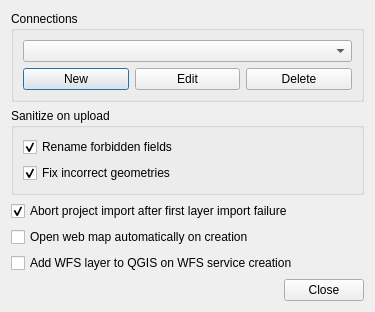
Old version of the form src/settings_dialog_base.ui in the repository nextgis/nextgis_connect.
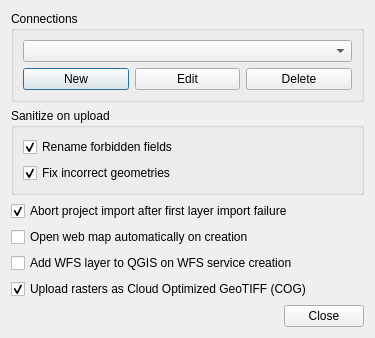
New version of the form.

Commit message: Add option to upload rasters as COG

Patch:
```diff
--- a/src/settings_dialog_base.ui
+++ b/src/settings_dialog_base.ui
@@ -124,6 +124,16 @@
      </property>
     </widget>
    </item>
+   <item>
+    <widget class="QCheckBox" name="cbCog">
+     <property name="text">
+      <string>Upload rasters as Cloud Optimized GeoTIFF (COG)</string>
+     </property>
+     <property name="checked">
+      <bool>true</bool>
+     </property>
+    </widget>
+   </item>
    <item>
     <spacer name="verticalSpacer">
      <property name="orientation">
```
The commit also changes 4 other files.
